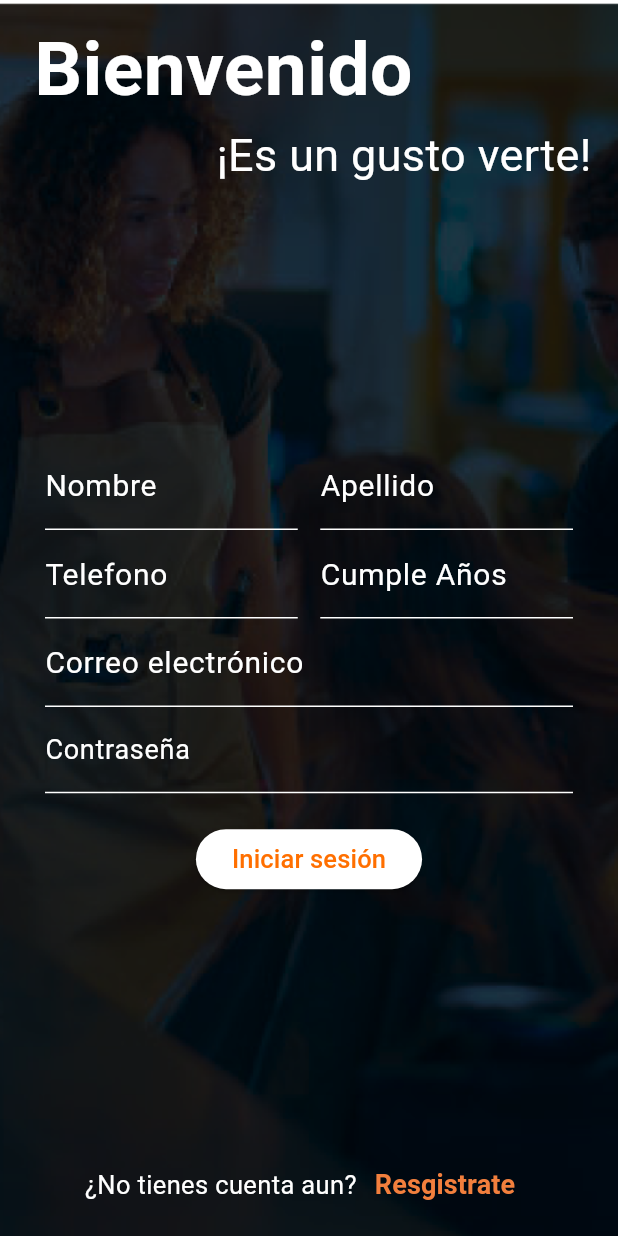
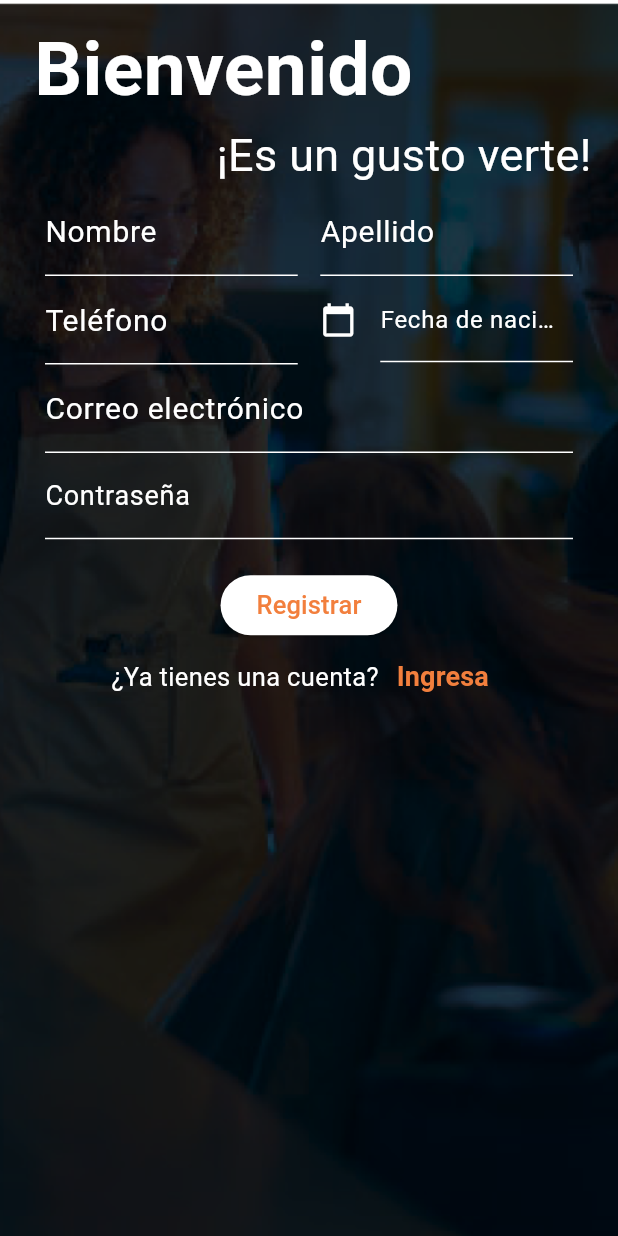
Before and after one commit to AndresCamiloChavez/app_pamii, a Flutter app: the RegisterPage screen opened by its route, on a phone screen of 412 x 824 dp. Run offline on Flutter 3.47's test engine with Material 3 defaults, Android fonts, the light colour scheme and no system bars; our stand-ins replace carousel_slider, dio, flutter_riverpod, go_router.

Commit message:
register page, form

```diff
--- a/lib/presentation/pages/auth/register_page.dart
+++ b/lib/presentation/pages/auth/register_page.dart
@@ -24,9 +24,10 @@ class RegisterPage extends ConsumerWidget {
       SafeArea(
           child: Padding(
         padding: const EdgeInsets.all(10.0),
+        child: SingleChildScrollView(
           child: Column(
             crossAxisAlignment: CrossAxisAlignment.center,
-          mainAxisAlignment: MainAxisAlignment.start,
+            mainAxisAlignment: MainAxisAlignment.center,
             children: [
               if (formData.isLoading) const CircularProgressIndicator(),
               const Row(
@@ -51,9 +52,10 @@ class RegisterPage extends ConsumerWidget {
                 ],
               ),
 
-            Expanded(child: RegisterForm()),
-            const PageRedirection()
+              const RegisterForm(),
+              const PageRedirection(message: "¿Ya tienes una cuenta?", option: "Ingresa",)
             ],
+          ),
         ),
       ))
     ]));
--- a/lib/presentation/pages/auth/widgets/form_login.dart
+++ b/lib/presentation/pages/auth/widgets/form_login.dart
@@ -22,7 +22,7 @@ class LoginForm extends ConsumerWidget {
             decoration: InputDecoration(
                 labelText: 'Correo electrónico',
                 errorText: formData.error,
-                labelStyle: const TextStyle(color: Colors.white, fontSize: 18)),
+                labelStyle: const TextStyle(color: Colors.white, fontSize: 20)),
           ),
           TextField(
             style: const TextStyle(
@@ -34,7 +34,7 @@ class LoginForm extends ConsumerWidget {
               labelStyle: const TextStyle(
                   color: Colors.white,
                   fontSize:
-                      18), // Asegúrate de que el color del label también sea blanco
+                      20), // Asegúrate de que el color del label también sea blanco
               hintStyle: const TextStyle(
                   color: Colors.white), // Estilo para el texto de sugerencia
               errorText: formData.error,
--- a/lib/presentation/pages/auth/widgets/form_register.dart
+++ b/lib/presentation/pages/auth/widgets/form_register.dart
@@ -1,13 +1,18 @@
-import 'package:app_pamii/presentation/providers/auth/form_provider.dart';
+import 'package:app_pamii/presentation/providers/auth/register/register_form_provider.dart';
 import 'package:flutter/material.dart';
 import 'package:flutter_riverpod/flutter_riverpod.dart';
+import 'package:intl/intl.dart';
 
 class RegisterForm extends ConsumerWidget {
   const RegisterForm({super.key});
 
   @override
   Widget build(BuildContext context, WidgetRef ref) {
-    final formData = ref.watch(loginFormProvider);
+    final formData =
+        ref.watch(registerFormProvider); // Usando el provider de registro
+    TextEditingController dateInputController =
+        TextEditingController(text: formData.birthDay);
+
     return Container(
       padding: const EdgeInsets.symmetric(horizontal: 20),
       child: Column(
@@ -19,7 +24,7 @@ class RegisterForm extends ConsumerWidget {
               child: TextField(
                 keyboardType: TextInputType.text,
                 onChanged: (value) =>
-                    ref.read(loginFormProvider.notifier).updateEmail(value),
+                    ref.read(registerFormProvider.notifier).updateName(value),
                 style: const TextStyle(color: Colors.white),
                 decoration: InputDecoration(
                     labelText: 'Nombre',
@@ -28,18 +33,19 @@ class RegisterForm extends ConsumerWidget {
                         const TextStyle(color: Colors.white, fontSize: 20)),
               ),
             ),
-            const SizedBox(width: 15,),
+            const SizedBox(width: 15),
             Expanded(
               child: TextField(
                 keyboardType: TextInputType.text,
-                onChanged: (value) =>
-                    ref.read(loginFormProvider.notifier).updateEmail(value),
+                onChanged: (value) => ref
+                    .read(registerFormProvider.notifier)
+                    .updateLastName(value),
                 style: const TextStyle(color: Colors.white),
                 decoration: InputDecoration(
                     labelText: 'Apellido',
                     errorText: formData.error,
                     labelStyle:
-                        const TextStyle(color: Colors.white , fontSize: 20)),
+                        const TextStyle(color: Colors.white, fontSize: 20)),
               ),
             )
           ]),
@@ -48,34 +54,65 @@ class RegisterForm extends ConsumerWidget {
               child: TextField(
                 keyboardType: TextInputType.phone,
                 onChanged: (value) =>
-                    ref.read(loginFormProvider.notifier).updateEmail(value),
+                    ref.read(registerFormProvider.notifier).updatePhone(value),
                 style: const TextStyle(color: Colors.white),
                 decoration: InputDecoration(
-                    labelText: 'Telefono',
+                    labelText: 'Teléfono',
                     errorText: formData.error,
                     labelStyle:
                         const TextStyle(color: Colors.white, fontSize: 20)),
               ),
             ),
-            const SizedBox(width: 15,),
+            const SizedBox(width: 15),
             Expanded(
-              child: TextField(
-                keyboardType: TextInputType.datetime,
-                onChanged: (value) =>
-                    ref.read(loginFormProvider.notifier).updateEmail(value),
-                style: const TextStyle(color: Colors.white),
+              child: TextFormField(
+                style: TextStyle(color: Colors.white),
+                controller: dateInputController,
                 decoration: InputDecoration(
-                    labelText: 'Cumple Años',
-                    errorText: formData.error,
-                    labelStyle:
-                        const TextStyle(color: Colors.white , fontSize: 20)),
+                  icon: const Icon(Icons.calendar_today, color: Colors.white),
+                  labelText: 'Fecha de nacimiento',
+                  labelStyle: const TextStyle(color: Colors.white),
+                  errorText: formData.error,
+                ),
+                readOnly: true,
+                onTap: () async {
+                  final DateTime? pickedDate = await showDatePicker(
+                    context: context,
+                    initialDate: DateTime.now(),
+                    firstDate: DateTime(1900),
+                    lastDate: DateTime.now(),
+                    builder: (context, child) {
+                      return Theme(
+                        data: ThemeData.dark().copyWith(
+                          colorScheme: ColorScheme.dark(
+                            primary: Colors.deepPurple,
+                            onPrimary: Colors.white,
+                            surface: Colors.blueGrey,
+                            onSurface: Colors.yellow,
+                          ),
+                          dialogBackgroundColor: Colors.blue[500],
+                        ),
+                        child: child!,
+                      );
+                    },
+                  );
+                  if (pickedDate != null) {
+                    String formattedDate =
+                        DateFormat('yyyy-MM-dd').format(pickedDate);
+                    dateInputController.text =
+                        formattedDate; // Actualizar el texto del TextField
+                    ref
+                        .read(registerFormProvider.notifier)
+                        .updateBirthDay(formattedDate); // Actualizar el estado
+                  }
+                },
               ),
             )
           ]),
           TextField(
             keyboardType: TextInputType.emailAddress,
             onChanged: (value) =>
-                ref.read(loginFormProvider.notifier).updateEmail(value),
+                ref.read(registerFormProvider.notifier).updateEmail(value),
             style: const TextStyle(color: Colors.white),
             decoration: InputDecoration(
                 labelText: 'Correo electrónico',
@@ -84,30 +121,22 @@ class RegisterForm extends ConsumerWidget {
           ),
           TextField(
             keyboardType: TextInputType.visiblePassword,
-            style: const TextStyle(
-                color: Colors.white), // Estilo para el texto ingresado
             onChanged: (value) =>
-                ref.read(loginFormProvider.notifier).updatePassword(value),
+                ref.read(registerFormProvider.notifier).updatePassword(value),
+            style: const TextStyle(color: Colors.white),
             decoration: InputDecoration(
               labelText: 'Contraseña',
-              labelStyle: const TextStyle(
-                  color: Colors.white,
-                  fontSize:
-                      18), // Asegúrate de que el color del label también sea blanco
-              hintStyle: const TextStyle(
-                  color: Colors.white), // Estilo para el texto de sugerencia
+              labelStyle: const TextStyle(color: Colors.white, fontSize: 18),
+              hintStyle: const TextStyle(color: Colors.white),
               errorText: formData.error,
             ),
             obscureText: true,
           ),
-          const SizedBox(
-            height: 20,
-          ),
+          const SizedBox(height: 20),
           ElevatedButton(
             onPressed: () =>
-                ref.read(loginFormProvider.notifier).submitForm(context),
-            child: Text('Iniciar sesión',
-                style: TextStyle(color: Colors.amber[900], fontSize: 17)),
+                ref.read(registerFormProvider.notifier).submitForm(context),
+            child: const Text('Registrar', style: TextStyle(fontSize: 17)),
           ),
         ],
       ),
--- a/pubspec.yaml
+++ b/pubspec.yaml
@@ -19,7 +19,7 @@ publish_to: 'none' # Remove this line if you wish to publish to pub.dev
 version: 1.0.0+1
 
 environment:
-  sdk: '>=3.3.3 <4.0.0'
+  sdk: '>=2.19.6 <4.0.0'
 
 # Dependencies specify other packages that your package needs in order to work.
 # To automatically upgrade your package dependencies to the latest versions
@@ -35,6 +35,7 @@ dependencies:
   dio: ^5.4.3+1
   go_router: ^14.0.1
   carousel_slider: ^4.2.1
+  intl: ^0.19.0
 
 
   # The following adds the Cupertino Icons font to your application.
```
Also changed, not shown: lib/data/repositories/auth/auth_repository.dart (+21 -1 lines), lib/domain/entities/user.request.dart (added, +17 -0 lines), lib/presentation/providers/auth/register/register_form_provider.dart (added, +142 -0 lines). Lines whose indentation alone changed are shown as unchanged.
